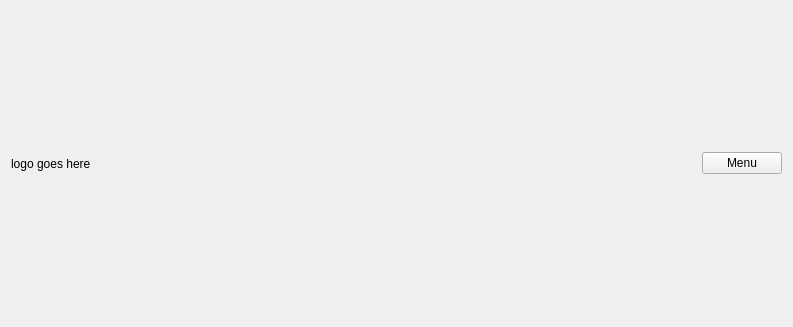
The window that MiningForHumanity/src/ToolBar.ui (jondef/MiningForHumanity) describes before a commit, drawn with Qt 5.
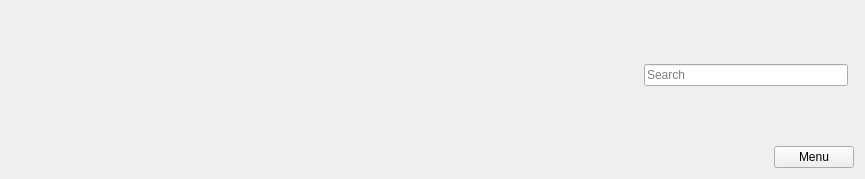
The same window after the commit. Custom widgets are drawn as their Qt base class.

```diff
--- a/MiningForHumanity/src/ToolBar.ui
+++ b/MiningForHumanity/src/ToolBar.ui
@@ -6,8 +6,8 @@
    <rect>
     <x>0</x>
     <y>0</y>
-    <width>793</width>
-    <height>327</height>
+    <width>865</width>
+    <height>179</height>
    </rect>
   </property>
   <property name="windowTitle">
@@ -17,7 +17,7 @@
    <item>
     <widget class="QLabel" name="logo">
      <property name="text">
-      <string>logo goes here</string>
+      <string/>
      </property>
     </widget>
    </item>
@@ -35,14 +35,88 @@
     </spacer>
    </item>
    <item>
-    <widget class="QPushButton" name="pushButton">
-     <property name="text">
-      <string>Menu</string>
+    <layout class="QVBoxLayout" name="verticalLayout">
+     <property name="topMargin">
+      <number>0</number>
      </property>
-    </widget>
+     <property name="rightMargin">
+      <number>0</number>
+     </property>
+     <item>
+      <layout class="QHBoxLayout" name="horizontalLayout_3">
+       <property name="rightMargin">
+        <number>0</number>
+       </property>
+       <item>
+        <spacer name="horizontalSpacer_3">
+         <property name="orientation">
+          <enum>Qt::Horizontal</enum>
+         </property>
+         <property name="sizeHint" stdset="0">
+          <size>
+           <width>40</width>
+           <height>20</height>
+          </size>
+         </property>
+        </spacer>
+       </item>
+       <item>
+        <widget class="QLineEdit" name="lineEdit">
+         <property name="inputMask">
+          <string/>
+         </property>
+         <property name="text">
+          <string/>
+         </property>
+         <property name="placeholderText">
+          <string>Search</string>
+         </property>
+        </widget>
+       </item>
+       <item>
+        <widget class="LanguageButtons" name="languageButtons" native="true"/>
+       </item>
+      </layout>
+     </item>
+     <item>
+      <layout class="QHBoxLayout" name="horizontalLayout_2">
+       <property name="rightMargin">
+        <number>0</number>
+       </property>
+       <item>
+        <spacer name="horizontalSpacer_2">
+         <property name="orientation">
+          <enum>Qt::Horizontal</enum>
+         </property>
+         <property name="sizeHint" stdset="0">
+          <size>
+           <width>40</width>
+           <height>20</height>
+          </size>
+         </property>
+        </spacer>
+       </item>
+       <item>
+        <widget class="QPushButton" name="pushButton">
+         <property name="text">
+          <string>Menu</string>
+         </property>
+        </widget>
+       </item>
+      </layout>
+     </item>
+    </layout>
    </item>
   </layout>
  </widget>
+ <customwidgets>
+  <customwidget>
+   <class>LanguageButtons</class>
+   <extends>QWidget</extends>
+   <header>LanguageButtons.h</header>
+   <container>1</container>
+  </customwidget>
+ </customwidgets>
  <resources/>
  <connections/>
 </ui>
```
